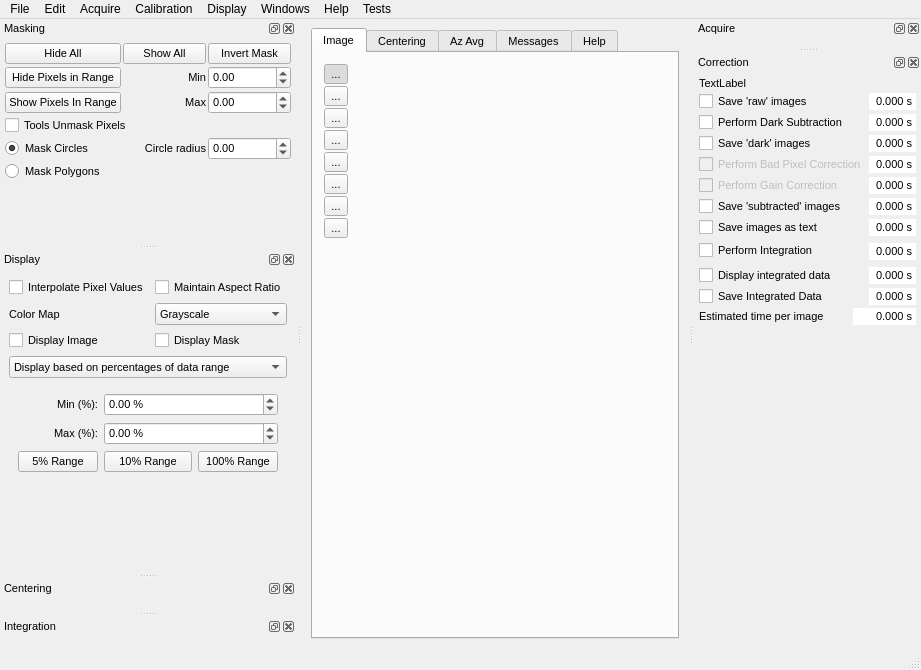
Old version of the form source/qxrdwindow.ui in the repository guyjennings/qxrd.
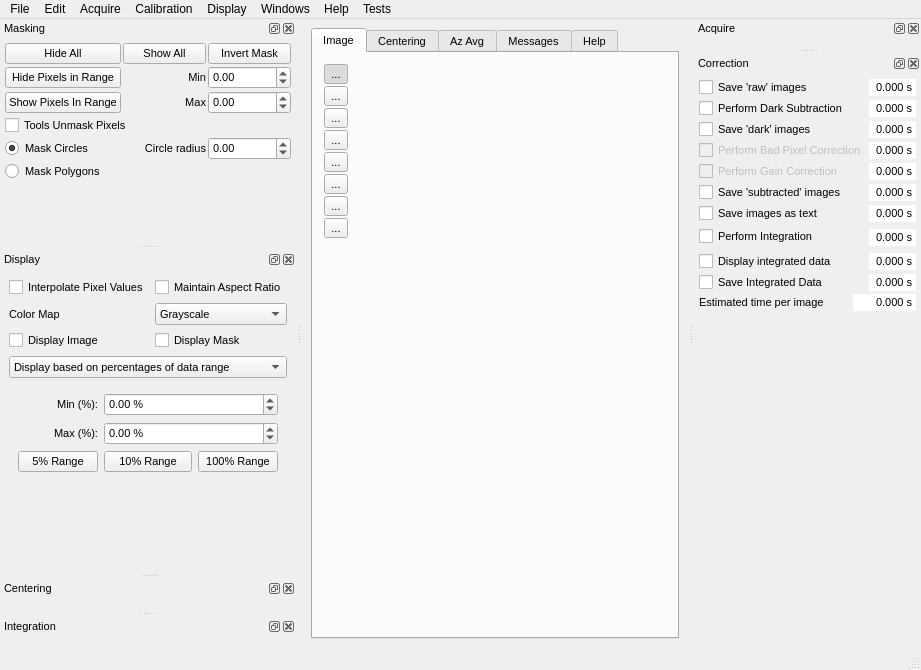
New version of the form. Icons and pictures are not drawn. Custom widgets are drawn as their Qt base class.

Commit message: Adding code to display overflow pixels, removed cuda and simple processors

```diff
--- a/source/qxrdwindow.ui
+++ b/source/qxrdwindow.ui
@@ -893,7 +893,7 @@
      <property name="spacing">
       <number>2</number>
      </property>
-     <item row="1" column="0">
+     <item row="0" column="0">
       <widget class="QCheckBox" name="m_SaveRaw">
        <property name="font">
         <font>
@@ -908,7 +908,7 @@
        </property>
       </widget>
      </item>
-     <item row="1" column="2">
+     <item row="0" column="2">
       <widget class="QDoubleSpinBox" name="m_SaveRawTime">
        <property name="frame">
         <bool>false</bool>
@@ -930,7 +930,7 @@
        </property>
       </widget>
      </item>
-     <item row="2" column="0">
+     <item row="1" column="0">
       <widget class="QCheckBox" name="m_PerformDark">
        <property name="font">
         <font>
@@ -945,7 +945,7 @@
        </property>
       </widget>
      </item>
-     <item row="2" column="2">
+     <item row="1" column="2">
       <widget class="QDoubleSpinBox" name="m_PerformDarkTime">
        <property name="frame">
         <bool>false</bool>
@@ -967,7 +967,7 @@
        </property>
       </widget>
      </item>
-     <item row="4" column="0" colspan="2">
+     <item row="3" column="0" colspan="2">
       <widget class="QCheckBox" name="m_PerformBadPixels">
        <property name="enabled">
         <bool>false</bool>
@@ -985,7 +985,7 @@
        </property>
       </widget>
      </item>
-     <item row="4" column="2">
+     <item row="3" column="2">
       <widget class="QDoubleSpinBox" name="m_PerformBadPixelsTime">
        <property name="frame">
         <bool>false</bool>
@@ -1007,7 +1007,7 @@
        </property>
       </widget>
      </item>
-     <item row="5" column="0">
+     <item row="4" column="0">
       <widget class="QCheckBox" name="m_PerformGainCorrection">
        <property name="enabled">
         <bool>false</bool>
@@ -1025,7 +1025,7 @@
        </property>
       </widget>
      </item>
-     <item row="5" column="2">
+     <item row="4" column="2">
       <widget class="QDoubleSpinBox" name="m_PerformGainCorrectionTime">
        <property name="frame">
         <bool>false</bool>
@@ -1047,7 +1047,7 @@
        </property>
       </widget>
      </item>
-     <item row="9" column="2" rowspan="4">
+     <item row="8" column="2" rowspan="4">
       <widget class="QDoubleSpinBox" name="m_PerformIntegrationTime">
        <property name="frame">
         <bool>false</bool>
@@ -1069,7 +1069,7 @@
        </property>
       </widget>
      </item>
-     <item row="13" column="0">
+     <item row="12" column="0">
       <widget class="QCheckBox" name="m_DisplayIntegratedData">
        <property name="enabled">
         <bool>true</bool>
@@ -1087,7 +1087,7 @@
        </property>
       </widget>
      </item>
-     <item row="13" column="2">
+     <item row="12" column="2">
       <widget class="QDoubleSpinBox" name="m_DisplayIntegratedDataTime">
        <property name="frame">
         <bool>false</bool>
@@ -1109,7 +1109,7 @@
        </property>
       </widget>
      </item>
-     <item row="14" column="0">
+     <item row="13" column="0">
       <widget class="QCheckBox" name="m_SaveIntegratedData">
        <property name="enabled">
         <bool>true</bool>
@@ -1127,7 +1127,7 @@
        </property>
       </widget>
      </item>
-     <item row="14" column="2">
+     <item row="13" column="2">
       <widget class="QDoubleSpinBox" name="m_SaveIntegratedDataTime">
        <property name="frame">
         <bool>false</bool>
@@ -1149,14 +1149,14 @@
        </property>
       </widget>
      </item>
-     <item row="15" column="0">
+     <item row="14" column="0">
       <widget class="QLabel" name="label_16">
        <property name="text">
         <string>Estimated time per image</string>
        </property>
       </widget>
      </item>
-     <item row="15" column="1" colspan="2">
+     <item row="14" column="1" colspan="2">
       <widget class="QDoubleSpinBox" name="m_EstimatedProcessingTime">
        <property name="toolTip">
         <string>Estimated processing time</string>
@@ -1181,7 +1181,7 @@
        </property>
       </widget>
      </item>
-     <item row="16" column="0" colspan="3">
+     <item row="15" column="0" colspan="3">
       <spacer name="verticalSpacer_2">
        <property name="orientation">
         <enum>Qt::Vertical</enum>
@@ -1194,7 +1194,7 @@
        </property>
       </spacer>
      </item>
-     <item row="8" column="2">
+     <item row="7" column="2">
       <widget class="QDoubleSpinBox" name="m_SaveAsTextTime">
        <property name="frame">
         <bool>false</bool>
@@ -1216,7 +1216,7 @@
        </property>
       </widget>
      </item>
-     <item row="6" column="0">
+     <item row="5" column="0">
       <widget class="QCheckBox" name="m_SaveSubtracted">
        <property name="font">
         <font>
@@ -1231,7 +1231,7 @@
        </property>
       </widget>
      </item>
-     <item row="6" column="2">
+     <item row="5" column="2">
       <widget class="QDoubleSpinBox" name="m_SaveSubtractedTime">
        <property name="frame">
         <bool>false</bool>
@@ -1253,7 +1253,7 @@
        </property>
       </widget>
      </item>
-     <item row="8" column="0">
+     <item row="7" column="0">
       <widget class="QCheckBox" name="m_SaveAsText">
        <property name="font">
         <font>
@@ -1268,7 +1268,7 @@
        </property>
       </widget>
      </item>
-     <item row="10" column="0">
+     <item row="9" column="0">
       <widget class="QCheckBox" name="m_PerformIntegration">
        <property name="font">
         <font>
@@ -1283,14 +1283,7 @@
        </property>
       </widget>
      </item>
-     <item row="0" column="0" colspan="3">
-      <widget class="QLabel" name="m_ProcessorTypeNameLabel">
-       <property name="text">
-        <string>TextLabel</string>
-       </property>
-      </widget>
-     </item>
-     <item row="3" column="0">
+     <item row="2" column="0">
       <widget class="QCheckBox" name="m_SaveDark">
        <property name="font">
         <font>
@@ -1305,7 +1298,7 @@
        </property>
       </widget>
      </item>
-     <item row="3" column="2">
+     <item row="2" column="2">
       <widget class="QDoubleSpinBox" name="m_SaveDarkTime">
        <property name="frame">
         <bool>false</bool>
```
Left out of the diff: 2 changed lines with no effect on the pictures. The commit also changes 24 other files.
